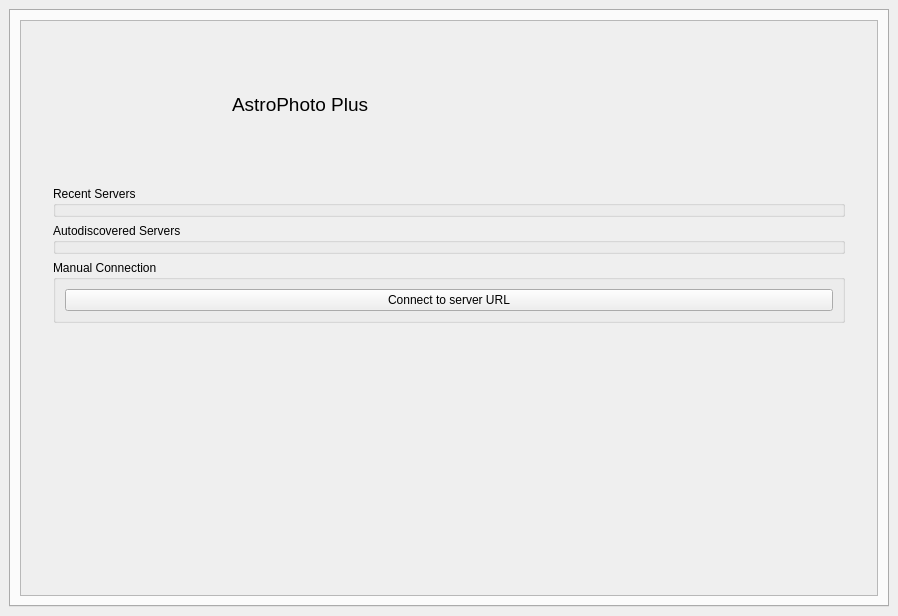
Before: the Qt Designer form desktop/src/mainwindow.ui in GuLinux/AstroPhoto-Plus, drawn with Qt 5.
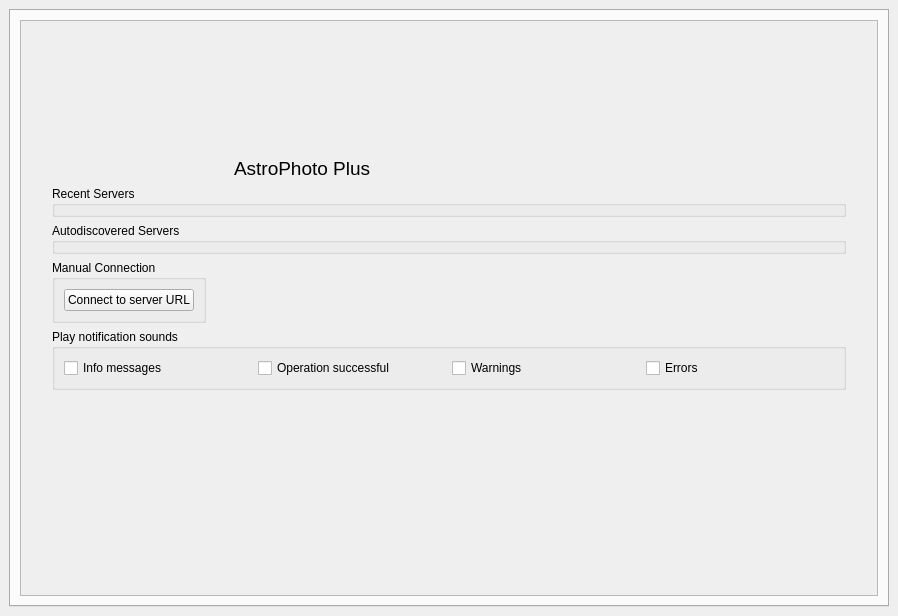
After: the same form once the commit is applied. Icons and pictures are not drawn.

Commit message: Add notification sounds (configurable)

The edit to the form file:
```diff
--- a/desktop/src/mainwindow.ui
+++ b/desktop/src/mainwindow.ui
@@ -63,8 +63,8 @@
              <height>574</height>
             </rect>
            </property>
-           <layout class="QGridLayout" name="gridLayout_3">
-            <item row="0" column="0">
+           <layout class="QGridLayout" name="gridLayout_4">
+            <item row="0" column="0" rowspan="2">
              <widget class="QLabel" name="label">
               <property name="sizePolicy">
                <sizepolicy hsizetype="Minimum" vsizetype="Minimum">
@@ -95,22 +95,6 @@
               </property>
              </widget>
             </item>
-            <item row="0" column="1">
-             <widget class="QLabel" name="label_2">
-              <property name="sizePolicy">
-               <sizepolicy hsizetype="Fixed" vsizetype="Fixed">
-                <horstretch>0</horstretch>
-                <verstretch>0</verstretch>
-               </sizepolicy>
-              </property>
-              <property name="text">
-               <string>&lt;html&gt;&lt;head/&gt;&lt;body&gt;&lt;p&gt;&lt;span style=&quot; font-size:14pt;&quot;&gt;AstroPhoto Plus&lt;/span&gt;&lt;/p&gt;&lt;/body&gt;&lt;/html&gt;</string>
-              </property>
-              <property name="textFormat">
-               <enum>Qt::RichText</enum>
-              </property>
-             </widget>
-            </item>
             <item row="0" column="2">
              <spacer name="horizontalSpacer">
               <property name="orientation">
@@ -127,14 +111,30 @@
               </property>
              </spacer>
             </item>
-            <item row="1" column="0" colspan="3">
+            <item row="1" column="1">
+             <widget class="QLabel" name="label_2">
+              <property name="sizePolicy">
+               <sizepolicy hsizetype="Fixed" vsizetype="Fixed">
+                <horstretch>0</horstretch>
+                <verstretch>0</verstretch>
+               </sizepolicy>
+              </property>
+              <property name="text">
+               <string>&lt;html&gt;&lt;head/&gt;&lt;body&gt;&lt;p&gt;&lt;span style=&quot; font-size:14pt;&quot;&gt;AstroPhoto Plus&lt;/span&gt;&lt;/p&gt;&lt;/body&gt;&lt;/html&gt;</string>
+              </property>
+              <property name="textFormat">
+               <enum>Qt::RichText</enum>
+              </property>
+             </widget>
+            </item>
+            <item row="2" column="0" colspan="3">
              <widget class="QGroupBox" name="recentServersGroup">
               <property name="title">
                <string>Recent Servers</string>
               </property>
              </widget>
             </item>
-            <item row="2" column="0" colspan="3">
+            <item row="3" column="0" colspan="3">
              <widget class="QGroupBox" name="autodiscoveredServersGroup">
               <property name="title">
                <string>Autodiscovered Servers</string>
@@ -142,19 +142,6 @@
              </widget>
             </item>
             <item row="4" column="0">
-             <spacer name="verticalSpacer">
-              <property name="orientation">
-               <enum>Qt::Vertical</enum>
-              </property>
-              <property name="sizeHint" stdset="0">
-               <size>
-                <width>20</width>
-                <height>102</height>
-               </size>
-              </property>
-             </spacer>
-            </item>
-            <item row="3" column="0" colspan="3">
              <widget class="QGroupBox" name="manualConnectionGroup">
               <property name="title">
                <string>Manual Connection</string>
@@ -170,6 +157,56 @@
               </layout>
              </widget>
             </item>
+            <item row="5" column="0" colspan="3">
+             <widget class="QGroupBox" name="groupBox">
+              <property name="title">
+               <string>Play notification sounds</string>
+              </property>
+              <layout class="QGridLayout" name="gridLayout_3">
+               <item row="0" column="0">
+                <widget class="QCheckBox" name="soundInfo">
+                 <property name="text">
+                  <string>Info messages</string>
+                 </property>
+                </widget>
+               </item>
+               <item row="0" column="1">
+                <widget class="QCheckBox" name="soundSuccess">
+                 <property name="text">
+                  <string>Operation successful</string>
+                 </property>
+                </widget>
+               </item>
+               <item row="0" column="2">
+                <widget class="QCheckBox" name="soundWarnings">
+                 <property name="text">
+                  <string>Warnings</string>
+                 </property>
+                </widget>
+               </item>
+               <item row="0" column="3">
+                <widget class="QCheckBox" name="soundErrors">
+                 <property name="text">
+                  <string>Errors</string>
+                 </property>
+                </widget>
+               </item>
+              </layout>
+             </widget>
+            </item>
+            <item row="6" column="0">
+             <spacer name="verticalSpacer">
+              <property name="orientation">
+               <enum>Qt::Vertical</enum>
+              </property>
+              <property name="sizeHint" stdset="0">
+               <size>
+                <width>20</width>
+                <height>102</height>
+               </size>
+              </property>
+             </spacer>
+            </item>
            </layout>
           </widget>
          </widget>
```
Left out of the diff: 4 changed lines with no effect on the pictures. The commit also changes 14 other files.
